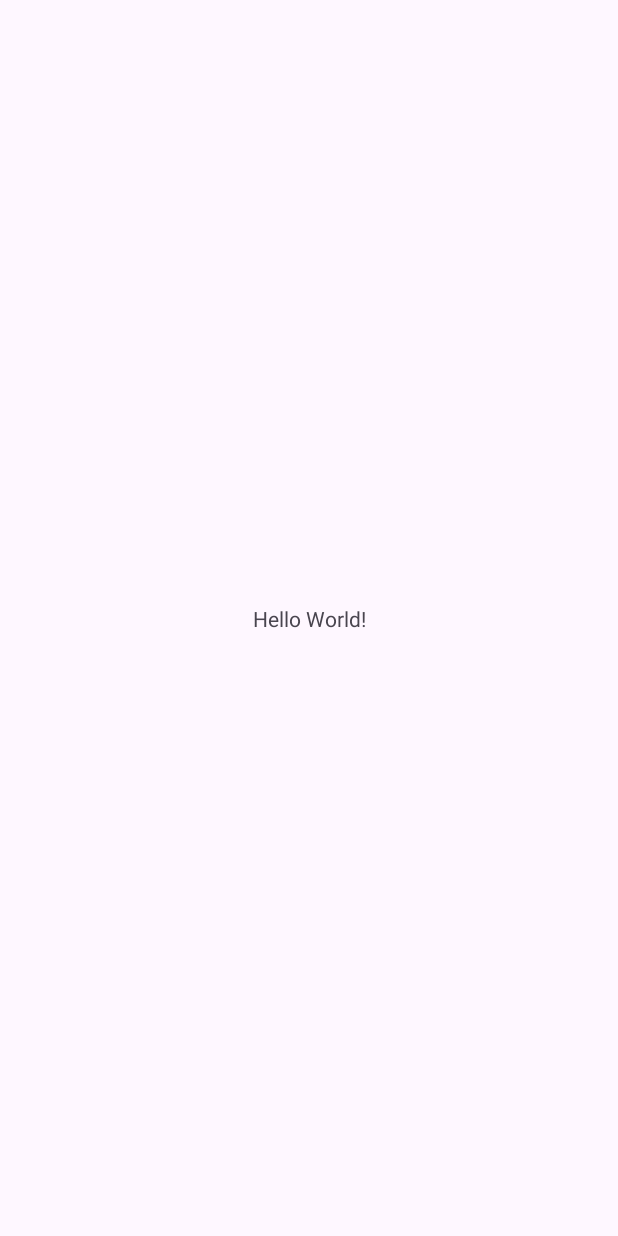
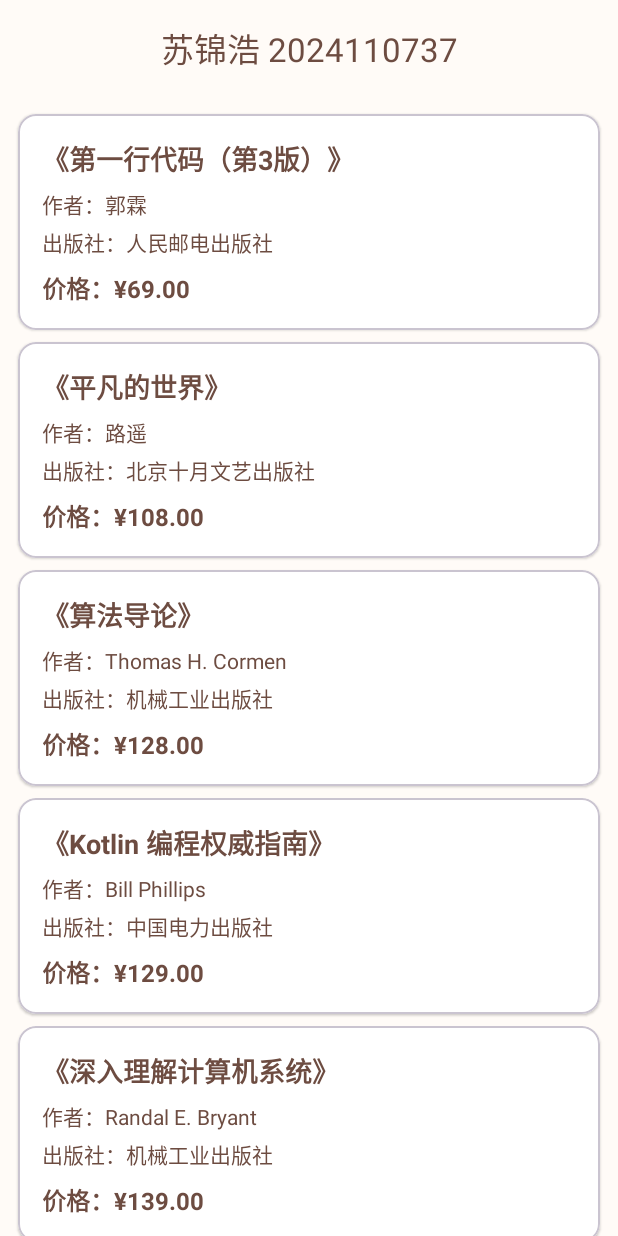
Before and after one commit to hao-su666/Android_helf_test, an Android app: the screen it shows after launch (MainActivity), on a phone screen of 412 x 824 dp. Before the commit the screen is almost empty. Run offline under Robolectric (Android 15) with nearby library versions, the phone set to English and light mode, and no system bars.

Commit message:
Add book list and detail activities

```diff
--- a/app/build.gradle.kts
+++ b/app/build.gradle.kts
@@ -29,6 +29,10 @@ android {
         sourceCompatibility = JavaVersion.VERSION_11
         targetCompatibility = JavaVersion.VERSION_11
     }
+
+    buildFeatures {
+        viewBinding = true
+    }
 }
 
 dependencies {
@@ -36,6 +40,7 @@ dependencies {
     implementation(libs.androidx.appcompat)
     implementation(libs.androidx.constraintlayout)
     implementation(libs.androidx.core.ktx)
+    implementation(libs.androidx.recyclerview)
     implementation(libs.material)
     testImplementation(libs.junit)
     androidTestImplementation(libs.androidx.espresso.core)
--- /dev/null
+++ b/app/src/main/java/cn/edu/sicnu/cs/sjh/sujinhao/Book.kt
@@ -0,0 +1,11 @@
+package cn.edu.sicnu.cs.sjh.sujinhao
+
+/**
+ * 书籍实体类，保存书名、作者、出版社和价格。
+ */
+data class Book(
+    val name: String,
+    val author: String,
+    val publisher: String,
+    val price: Double
+)
--- /dev/null
+++ b/app/src/main/java/cn/edu/sicnu/cs/sjh/sujinhao/BookAdapter.kt
@@ -0,0 +1,40 @@
+package cn.edu.sicnu.cs.sjh.sujinhao
+
+import android.view.LayoutInflater
+import android.view.ViewGroup
+import androidx.recyclerview.widget.RecyclerView
+import cn.edu.sicnu.cs.sjh.sujinhao.databinding.ItemBookBinding
+
+/**
+ * 书籍列表适配器，负责绑定书籍数据并处理列表项的点击事件。
+ */
+class BookAdapter(
+    private val books: List<Book>,
+    private val onBookClick: (Book) -> Unit
+) : RecyclerView.Adapter<BookAdapter.BookViewHolder>() {
+
+    override fun onCreateViewHolder(parent: ViewGroup, viewType: Int): BookViewHolder {
+        val binding = ItemBookBinding.inflate(LayoutInflater.from(parent.context), parent, false)
+        return BookViewHolder(binding)
+    }
+
+    override fun onBindViewHolder(holder: BookViewHolder, position: Int) {
+        holder.bind(books[position])
+    }
+
+    override fun getItemCount(): Int = books.size
+
+    inner class BookViewHolder(
+        private val binding: ItemBookBinding
+    ) : RecyclerView.ViewHolder(binding.root) {
+
+        fun bind(book: Book) {
+            val context = binding.root.context
+            binding.textBookName.text = context.getString(R.string.book_name_format, book.name)
+            binding.textBookAuthor.text = context.getString(R.string.label_author, book.author)
+            binding.textBookPublisher.text = context.getString(R.string.label_publisher, book.publisher)
+            binding.textBookPrice.text = context.getString(R.string.price_format, book.price)
+            binding.root.setOnClickListener { onBookClick(book) }
+        }
+    }
+}
--- a/app/src/main/java/cn/edu/sicnu/cs/sjh/sujinhao/MainActivity.kt
+++ b/app/src/main/java/cn/edu/sicnu/cs/sjh/sujinhao/MainActivity.kt
@@ -5,16 +5,48 @@ import androidx.activity.enableEdgeToEdge
 import androidx.appcompat.app.AppCompatActivity
 import androidx.core.view.ViewCompat
 import androidx.core.view.WindowInsetsCompat
+import androidx.core.view.updatePadding
+import androidx.recyclerview.widget.LinearLayoutManager
+import cn.edu.sicnu.cs.sjh.sujinhao.databinding.ActivityMainBinding
 
 class MainActivity : AppCompatActivity() {
+
+    private lateinit var binding: ActivityMainBinding
+
+    /** 在代码中创建的书籍数组，初始顺序与价格无关。 */
+    private val books = arrayOf(
+        Book("第一行代码（第3版）", "郭霖", "人民邮电出版社", 69.00),
+        Book("Kotlin 编程权威指南", "Bill Phillips", "中国电力出版社", 129.00),
+        Book("Java 核心技术 卷 I", "Cay S. Horstmann", "机械工业出版社", 149.00),
+        Book("深入理解计算机系统", "Randal E. Bryant", "机械工业出版社", 139.00),
+        Book("算法导论", "Thomas H. Cormen", "机械工业出版社", 128.00),
+        Book("平凡的世界", "路遥", "北京十月文艺出版社", 108.00)
+    )
+
     override fun onCreate(savedInstanceState: Bundle?) {
         super.onCreate(savedInstanceState)
         enableEdgeToEdge()
-        setContentView(R.layout.activity_main)
-        ViewCompat.setOnApplyWindowInsetsListener(findViewById(R.id.main)) { v, insets ->
+        binding = ActivityMainBinding.inflate(layoutInflater)
+        setContentView(binding.root)
+        applyWindowInsets()
+
+        books.sortBy { it.price }
+        binding.recyclerView.apply {
+            layoutManager = LinearLayoutManager(this@MainActivity)
+            adapter = BookAdapter(books.toList()) { book -> openBookDetail(book) }
+            setHasFixedSize(true)
+        }
+    }
+
+    private fun applyWindowInsets() {
+        ViewCompat.setOnApplyWindowInsetsListener(binding.root) { view, insets ->
             val systemBars = insets.getInsets(WindowInsetsCompat.Type.systemBars())
-            v.setPadding(systemBars.left, systemBars.top, systemBars.right, systemBars.bottom)
+            view.updatePadding(systemBars.left, systemBars.top, systemBars.right, systemBars.bottom)
             insets
         }
     }
+
+    private fun openBookDetail(book: Book) {
+        startActivity(BookDetailActivity.newIntent(this, book))
+    }
 }
--- a/app/src/main/res/layout/activity_main.xml
+++ b/app/src/main/res/layout/activity_main.xml
@@ -7,13 +7,30 @@
     android:layout_height="match_parent"
     tools:context=".MainActivity">
 
-    <TextView
-        android:layout_width="wrap_content"
-        android:layout_height="wrap_content"
-        android:text="Hello World!"
+    <com.google.android.material.appbar.MaterialToolbar
+        android:id="@+id/toolbar"
+        android:layout_width="0dp"
+        android:layout_height="?attr/actionBarSize"
+        android:background="@color/brown_surface"
+        android:elevation="2dp"
+        app:layout_constraintEnd_toEndOf="parent"
+        app:layout_constraintStart_toStartOf="parent"
+        app:layout_constraintTop_toTopOf="parent"
+        app:title="@string/main_title"
+        app:titleCentered="true"
+        app:titleTextColor="@color/brown" />
+
+    <androidx.recyclerview.widget.RecyclerView
+        android:id="@+id/recycler_view"
+        android:layout_width="0dp"
+        android:layout_height="0dp"
+        android:clipToPadding="false"
+        android:paddingTop="8dp"
+        android:paddingBottom="8dp"
         app:layout_constraintBottom_toBottomOf="parent"
         app:layout_constraintEnd_toEndOf="parent"
         app:layout_constraintStart_toStartOf="parent"
-        app:layout_constraintTop_toTopOf="parent" />
+        app:layout_constraintTop_toBottomOf="@id/toolbar"
+        tools:listitem="@layout/item_book" />
 
 </androidx.constraintlayout.widget.ConstraintLayout>
--- /dev/null
+++ b/app/src/main/res/layout/item_book.xml
@@ -0,0 +1,68 @@
+<?xml version="1.0" encoding="utf-8"?>
+<com.google.android.material.card.MaterialCardView xmlns:android="http://schemas.android.com/apk/res/android"
+    xmlns:app="http://schemas.android.com/apk/res-auto"
+    xmlns:tools="http://schemas.android.com/tools"
+    android:layout_width="match_parent"
+    android:layout_height="wrap_content"
+    android:layout_marginHorizontal="12dp"
+    android:layout_marginVertical="4dp"
+    android:clickable="true"
+    android:focusable="true"
+    app:cardBackgroundColor="@color/white"
+    app:cardCornerRadius="12dp"
+    app:cardElevation="1dp"
+    app:rippleColor="@color/brown"
+    tools:context=".MainActivity">
+
+    <LinearLayout
+        android:layout_width="match_parent"
+        android:layout_height="wrap_content"
+        android:orientation="vertical"
+        android:padding="16dp">
+
+        <TextView
+            android:id="@+id/text_book_name"
+            android:layout_width="match_parent"
+            android:layout_height="wrap_content"
+            android:ellipsize="end"
+            android:maxLines="1"
+            android:textColor="@color/brown"
+            android:textSize="18sp"
+            android:textStyle="bold"
+            tools:text="《第一行代码（第3版）》" />
+
+        <TextView
+            android:id="@+id/text_book_author"
+            android:layout_width="match_parent"
+            android:layout_height="wrap_content"
+            android:layout_marginTop="6dp"
+            android:ellipsize="end"
+            android:maxLines="1"
+            android:textColor="@color/brown"
+            android:textSize="14sp"
+            tools:text="作者：郭霖" />
+
+        <TextView
+            android:id="@+id/text_book_publisher"
+            android:layout_width="match_parent"
+            android:layout_height="wrap_content"
+            android:layout_marginTop="4dp"
+            android:ellipsize="end"
+            android:maxLines="1"
+            android:textColor="@color/brown"
+            android:textSize="14sp"
+            tools:text="出版社：人民邮电出版社" />
+
+        <TextView
+            android:id="@+id/text_book_price"
+            android:layout_width="match_parent"
+            android:layout_height="wrap_content"
+            android:layout_marginTop="8dp"
+            android:textColor="@color/brown"
+            android:textSize="16sp"
+            android:textStyle="bold"
+            tools:text="价格：¥69.00" />
+
+    </LinearLayout>
+
+</com.google.android.material.card.MaterialCardView>
--- a/app/src/main/res/values-night/themes.xml
+++ b/app/src/main/res/values-night/themes.xml
@@ -1,7 +1,7 @@
-<resources xmlns:tools="http://schemas.android.com/tools">
+<resources>
     <!-- Base application theme. -->
-    <style name="Base.Theme.Sujinhao" parent="Theme.Material3.DayNight.NoActionBar">
-        <!-- Customize your dark theme here. -->
-        <!-- <item name="colorPrimary">@color/my_dark_primary</item> -->
+    <style name="Base.Theme.Sujinhao" parent="Theme.Material3.Light.NoActionBar">
+        <item name="colorPrimary">@color/brown</item>
+        <item name="android:windowBackground">@color/brown_surface</item>
     </style>
 </resources>
--- a/app/src/main/res/values/colors.xml
+++ b/app/src/main/res/values/colors.xml
@@ -1,5 +1,7 @@
 <?xml version="1.0" encoding="utf-8"?>
 <resources>
-    <color name="black">#FF000000</color>
     <color name="white">#FFFFFFFF</color>
+    <color name="brown">#6D4C41</color>
+    <color name="brown_surface">#FFFBF7</color>
+    <color name="brown_divider">#E6DED9</color>
 </resources>
--- a/app/src/main/res/values/strings.xml
+++ b/app/src/main/res/values/strings.xml
@@ -1,3 +1,20 @@
 <resources>
     <string name="app_name">sujinhao</string>
+
+    <!-- 页面标题 -->
+    <string name="main_title">苏锦浩 2024110737</string>
+    <string name="detail_title">书籍详情</string>
+
+    <!-- 书籍信息 -->
+    <string name="book_name_format">《%1$s》</string>
+    <string name="label_author">作者：%1$s</string>
+    <string name="label_publisher">出版社：%1$s</string>
+    <string name="price_format">价格：¥%1$.2f</string>
+
+    <!-- 详情页字段 -->
+    <string name="detail_label_book_name">书名</string>
+    <string name="detail_label_author">作者</string>
+    <string name="detail_label_publisher">出版社</string>
+    <string name="detail_label_price">价格</string>
+    <string name="detail_price_format">¥%1$.2f</string>
 </resources>
--- a/app/src/main/res/values/themes.xml
+++ b/app/src/main/res/values/themes.xml
@@ -1,8 +1,8 @@
-<resources xmlns:tools="http://schemas.android.com/tools">
+<resources>
     <!-- Base application theme. -->
-    <style name="Base.Theme.Sujinhao" parent="Theme.Material3.DayNight.NoActionBar">
-        <!-- Customize your light theme here. -->
-        <!-- <item name="colorPrimary">@color/my_light_primary</item> -->
+    <style name="Base.Theme.Sujinhao" parent="Theme.Material3.Light.NoActionBar">
+        <item name="colorPrimary">@color/brown</item>
+        <item name="android:windowBackground">@color/brown_surface</item>
     </style>
 
     <style name="Theme.Sujinhao" parent="Base.Theme.Sujinhao" />
--- a/gradle/libs.versions.toml
+++ b/gradle/libs.versions.toml
@@ -1,6 +1,6 @@
 [versions]
 agp = "9.4.0"
-coreKtx = "1.10.1"
+coreKtx = "1.13.0"
 junit = "4.13.2"
 junitVersion = "1.1.5"
 espressoCore = "3.5.1"
@@ -8,6 +8,7 @@ appcompat = "1.6.1"
 material = "1.10.0"
 activityKtx = "1.8.0"
 constraintlayout = "2.1.4"
+recyclerview = "1.4.0"
 
 [libraries]
 androidx-core-ktx = { group = "androidx.core", name = "core-ktx", version.ref = "coreKtx" }
@@ -18,6 +19,7 @@ androidx-appcompat = { group = "androidx.appcompat", name = "appcompat", version
 material = { group = "com.google.android.material", name = "material", version.ref = "material" }
 androidx-activity-ktx = { group = "androidx.activity", name = "activity-ktx", version.ref = "activityKtx" }
 androidx-constraintlayout = { group = "androidx.constraintlayout", name = "constraintlayout", version.ref = "constraintlayout" }
+androidx-recyclerview = { group = "androidx.recyclerview", name = "recyclerview", version.ref = "recyclerview" }
 
 [plugins]
 android-application = { id = "com.android.application", version.ref = "agp" }
```
Also changed, not shown: app/src/main/AndroidManifest.xml (+7 -0 lines), app/src/main/java/cn/edu/sicnu/cs/sjh/sujinhao/BookDetailActivity.kt (added, +62 -0 lines), app/src/main/res/layout/activity_book_detail.xml (added, +134 -0 lines).
